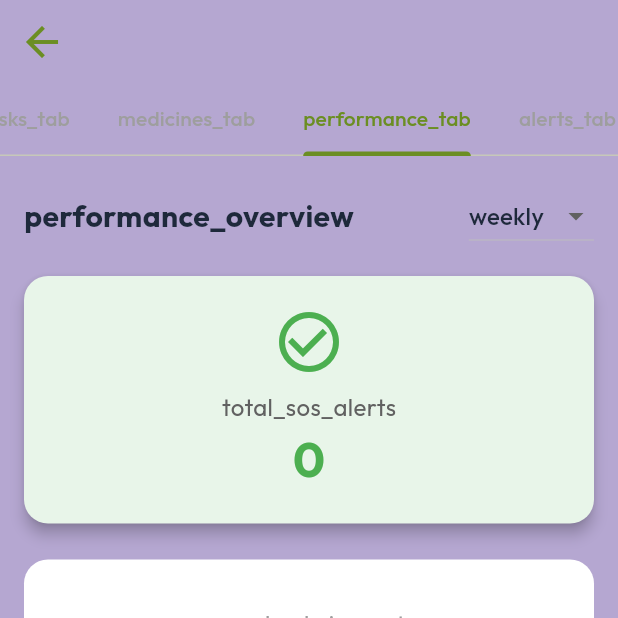
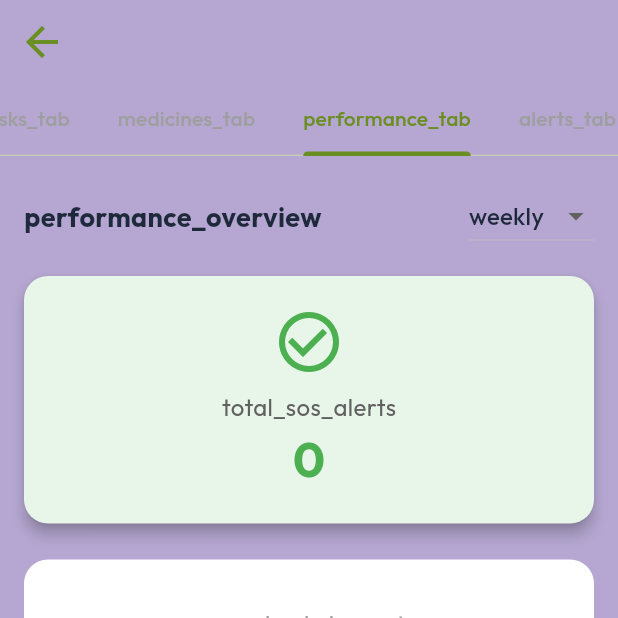
Before and after one commit to SaravaniBaisetti/carease_flutter, a Flutter app: the ElderDetailScreen screen opened directly with empty values, tab 4 chosen, on a phone screen of 412 x 824 dp, the top half of it. Run offline on Flutter 3.47's test engine with Material 3 defaults, Android fonts, the phone set to English and light mode, and no system bars; drawn by our look-alikes of flutter_animate; our stand-ins replace cloud_firestore, easy_localization, firebase_auth, firebase_core, firebase_messaging, fl_chart and 11 more; missing offline and left inert: flutter_ringtone_player; accounts and stored records are empty.

Commit message:
Layout: Fix mobile overflows across dashboards and medicine list

```diff
--- a/lib/screens/elder_performance_screen.dart
+++ b/lib/screens/elder_performance_screen.dart
@@ -165,9 +165,12 @@ class _ElderPerformanceScreenState extends State<ElderPerformanceScreen> {
           Row(
             mainAxisAlignment: MainAxisAlignment.spaceBetween,
             children: [
-              Text(
-                tr('performance_overview'),
-                style: const TextStyle(fontSize: 20, fontWeight: FontWeight.bold),
+              Flexible(
+                child: Text(
+                  tr('performance_overview'),
+                  overflow: TextOverflow.ellipsis,
+                  style: const TextStyle(fontSize: 18, fontWeight: FontWeight.bold),
+                ),
               ),
               DropdownButton<String>(
                 value: timePeriod,
@@ -324,8 +327,10 @@ class _ElderPerformanceScreenState extends State<ElderPerformanceScreen> {
               ),
             ),
             const SizedBox(height: 16),
-            Row(
-              mainAxisAlignment: MainAxisAlignment.spaceEvenly,
+            Wrap(
+              spacing: 16,
+              runSpacing: 8,
+              alignment: WrapAlignment.center,
               children: [
                 _buildIndicator(Colors.green, tr('good')),
                 _buildIndicator(Colors.orange, tr('not_bad')),
@@ -368,8 +373,10 @@ class _ElderPerformanceScreenState extends State<ElderPerformanceScreen> {
         padding: const EdgeInsets.all(20),
         child: Column(
           children: [
-            Row(
-              mainAxisAlignment: MainAxisAlignment.spaceEvenly,
+            Wrap(
+              spacing: 20,
+              runSpacing: 16,
+              alignment: WrapAlignment.center,
               children: [
                 _buildStatItem(labelTaken ?? tr('taken'), taken, colorTaken),
                 _buildStatItem(tr('pending'), pending, colorPending),
--- a/lib/screens/medicine_management_screen.dart
+++ b/lib/screens/medicine_management_screen.dart
@@ -332,11 +332,13 @@ class _MedicineManagementScreenState extends State<MedicineManagementScreen> {
                           children: [
                              Icon(statusIcon, color: statusColor, size: 16),
                              const SizedBox(width: 4),
-                             Text(
+                              Expanded(
+                                child: Text(
                                   '${tr('status_prefix')} $statusText',
                                   style: TextStyle(
                                     color: statusColor,
                                     fontWeight: FontWeight.bold,
+                                  ),
                                 ),
                               ),
                           ],
```
Also changed, not shown: lib/screens/caregiver_dashboard.dart (+21 -9 lines). Lines whose indentation alone changed are shown as unchanged.
